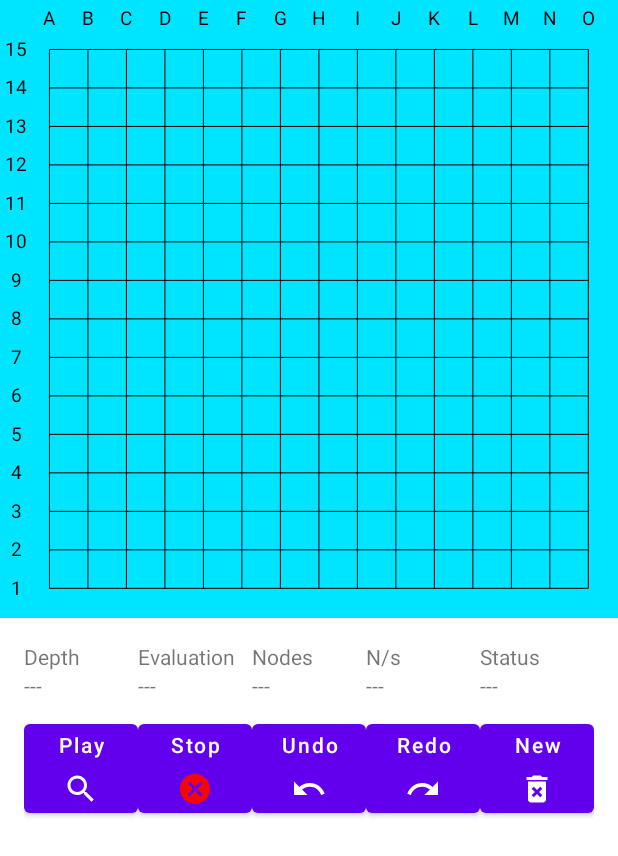
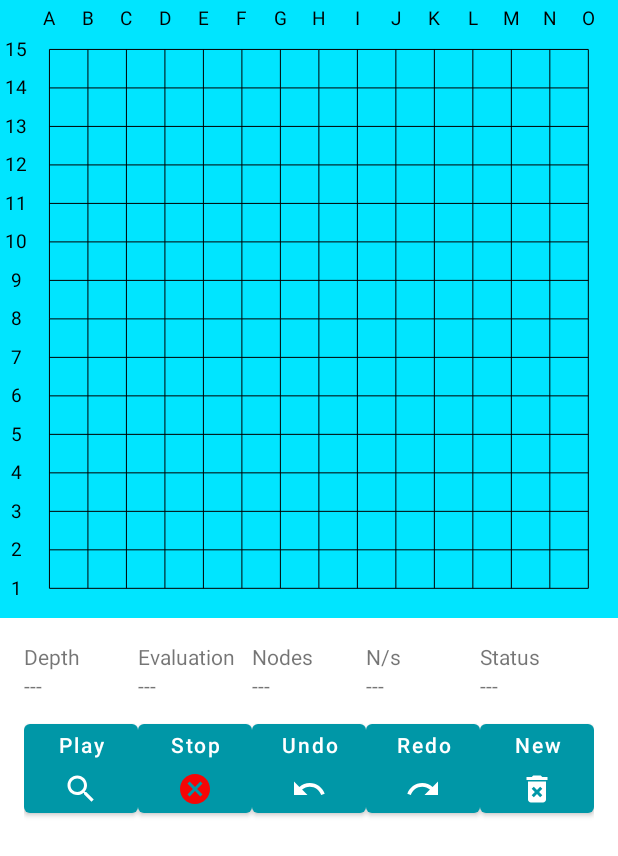
Before and after one commit to Hexik/Gomoku_GUI, an Android app: the layout activity_main.xml on its own in the app's theme, with its tools: preview values and no code run, on a phone screen of 412 x 824 dp. Shown: the top 856 px of the screen. Run offline under Robolectric (Android 15) with nearby library versions, the phone set to English and light mode, and no system bars.

Commit message:
Add new colors, replace hardcoded constants, problem with dark mode: black is white

```diff
--- a/app/src/main/res/layout/activity_main.xml
+++ b/app/src/main/res/layout/activity_main.xml
@@ -11,7 +11,7 @@
         android:id="@+id/board_view"
         android:layout_width="wrap_content"
         android:layout_height="wrap_content"
-        android:background="#00E5FF"
+        android:background="@color/turquoise_a400"
         android:contentDescription="@string/board_view"
         app:layout_constraintEnd_toEndOf="parent"
         app:layout_constraintStart_toStartOf="parent"
--- a/app/src/main/res/layout/activity_splash_screen.xml
+++ b/app/src/main/res/layout/activity_splash_screen.xml
@@ -4,6 +4,7 @@
     xmlns:tools="http://schemas.android.com/tools"
     android:layout_width="match_parent"
     android:layout_height="match_parent"
+    android:background="@color/turquoise_a400"
     tools:context=".SplashScreenActivity">
 
     <ImageView
--- a/app/src/main/res/values-night/themes.xml
+++ b/app/src/main/res/values-night/themes.xml
@@ -2,12 +2,12 @@
     <!-- Base application theme. -->
     <style name="Theme.GomokuGUI" parent="Theme.MaterialComponents.DayNight.DarkActionBar">
         <!-- Primary brand color. -->
-        <item name="colorPrimary">@color/purple_200</item>
-        <item name="colorPrimaryVariant">@color/purple_700</item>
+        <item name="colorPrimary">@color/turquoise_a400</item>
+        <item name="colorPrimaryVariant">@color/turquoise_700</item>
         <item name="colorOnPrimary">@color/black</item>
         <!-- Secondary brand color. -->
-        <item name="colorSecondary">@color/teal_200</item>
-        <item name="colorSecondaryVariant">@color/teal_200</item>
+        <item name="colorSecondary">@color/okr_a200</item>
+        <item name="colorSecondaryVariant">@color/okr_a200</item>
         <item name="colorOnSecondary">@color/black</item>
         <!-- Status bar color. -->
         <item name="android:statusBarColor" tools:targetApi="l">?attr/colorPrimaryVariant</item>
--- a/app/src/main/res/values/colors.xml
+++ b/app/src/main/res/values/colors.xml
@@ -1,10 +1,10 @@
 <?xml version="1.0" encoding="utf-8"?>
 <resources>
-    <color name="purple_200">#FFBB86FC</color>
-    <color name="purple_500">#FF6200EE</color>
-    <color name="purple_700">#FF3700B3</color>
-    <color name="teal_200">#FF03DAC5</color>
-    <color name="teal_700">#FF018786</color>
     <color name="black">#FF000000</color>
     <color name="white">#FFFFFFFF</color>
+    <color name="turquoise_a400">#00E5FF</color>
+    <color name="turquoise_700">#0097A7</color>
+    <color name="okr_700">#E64A19</color>
+    <color name="okr_a200">#FF6E40</color>
+
 </resources>
--- a/app/src/main/res/values/themes.xml
+++ b/app/src/main/res/values/themes.xml
@@ -2,12 +2,12 @@
     <!-- Base application theme. -->
     <style name="Theme.GomokuGUI" parent="Theme.MaterialComponents.DayNight.DarkActionBar">
         <!-- Primary brand color. -->
-        <item name="colorPrimary">@color/purple_500</item>
-        <item name="colorPrimaryVariant">@color/purple_700</item>
+        <item name="colorPrimary">@color/turquoise_700</item>
+        <item name="colorPrimaryVariant">@color/turquoise_700</item>
         <item name="colorOnPrimary">@color/white</item>
         <!-- Secondary brand color. -->
-        <item name="colorSecondary">@color/teal_200</item>
-        <item name="colorSecondaryVariant">@color/teal_700</item>
+        <item name="colorSecondary">@color/okr_a200</item>
+        <item name="colorSecondaryVariant">@color/okr_700</item>
         <item name="colorOnSecondary">@color/black</item>
         <!-- Status bar color. -->
         <item name="android:statusBarColor" tools:targetApi="l">?attr/colorPrimaryVariant</item>
```
